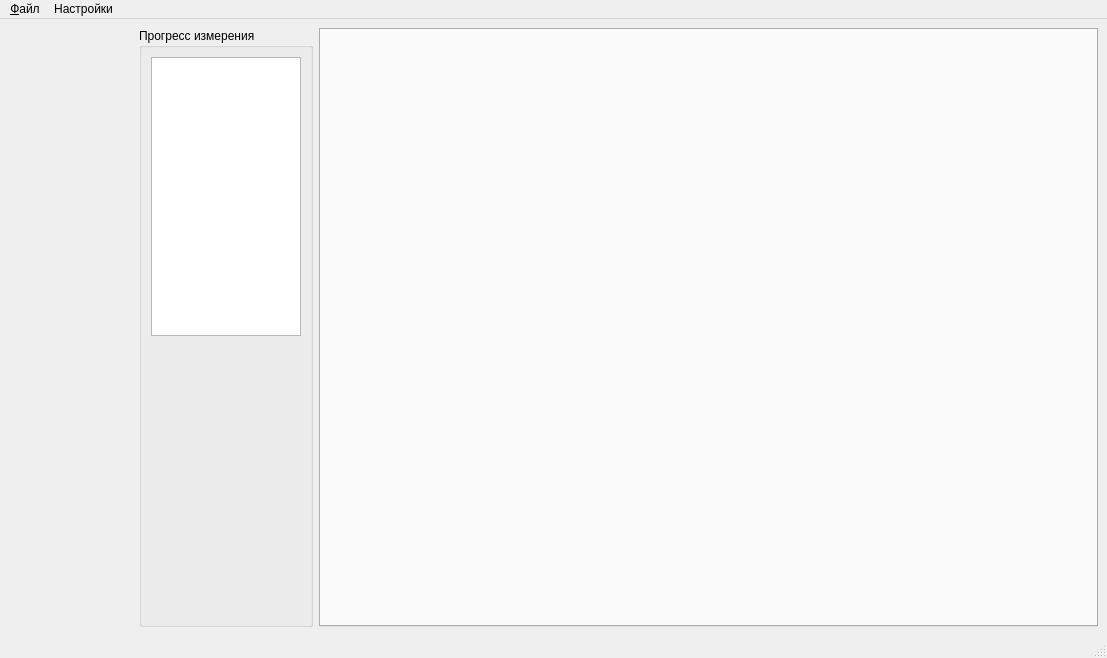
Qt form mainwindow.ui (igrekus/demod_measure) before a commit.
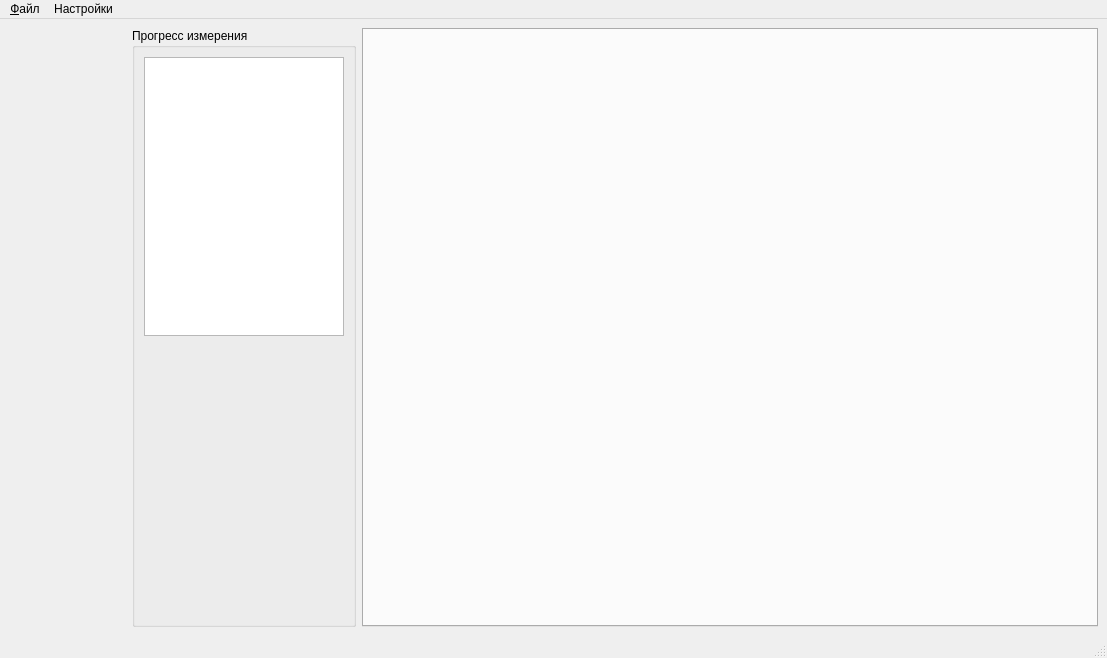
The same form after that commit.

What changed in the file:
```diff
--- a/mainwindow.ui
+++ b/mainwindow.ui
@@ -51,7 +51,7 @@
          </property>
          <property name="maximumSize">
           <size>
-           <width>150</width>
+           <width>200</width>
            <height>16777215</height>
           </size>
          </property>
```
